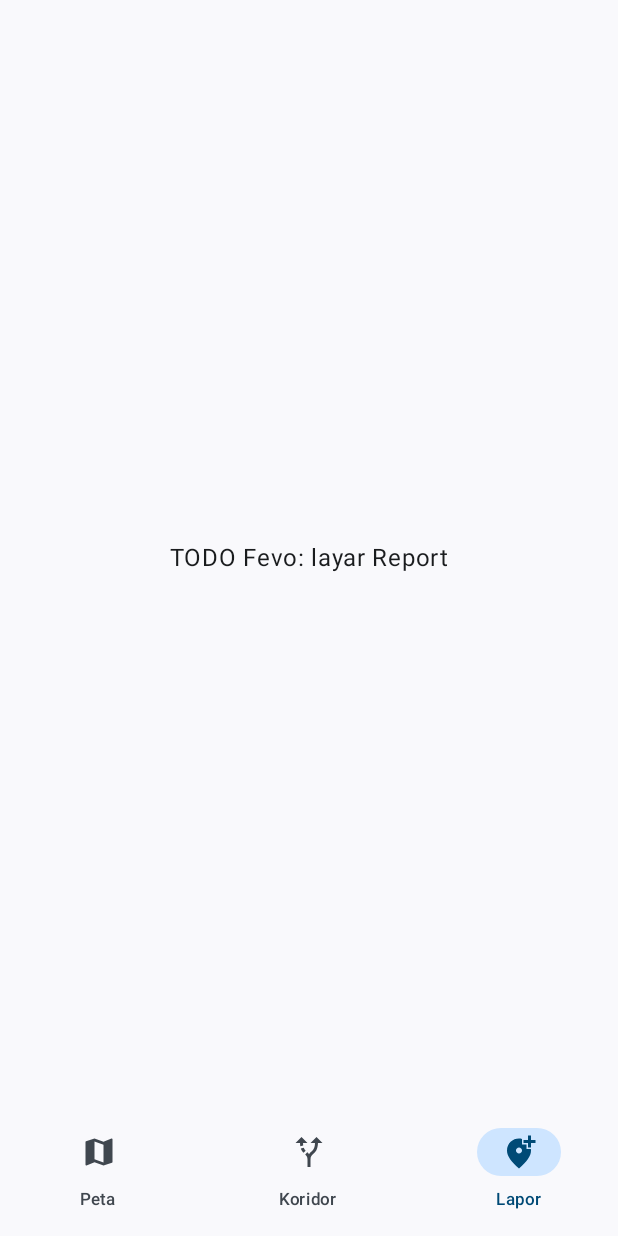
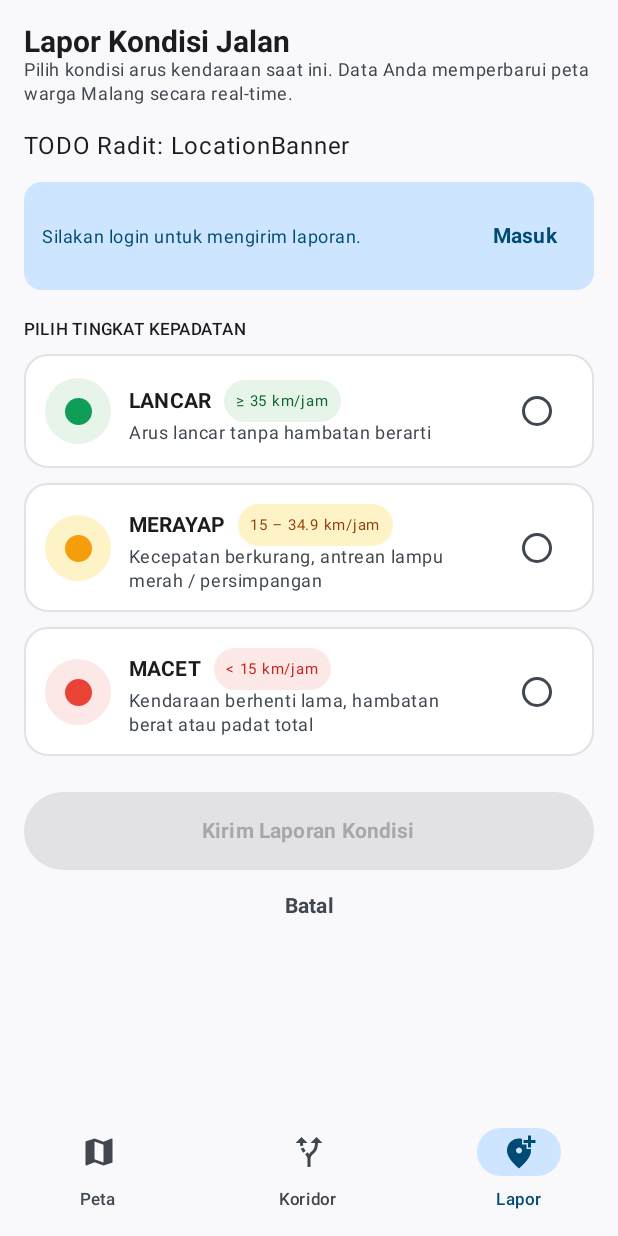
Before and after one commit to Zeezoy/GoOut_PAPB, an Android app built with Jetpack Compose: the ReportScreen screen opened through its navigation route, on a phone screen of 412 x 824 dp. Run offline under Robolectric (Android 15) with nearby library versions, the phone set to English and light mode, and no system bars; our stand-ins replace Dagger/Hilt's generated code, Firebase (no records; nobody signed in at launch, a user with empty details on screens opened directly), Room's generated code; 1 statement that could not run was skipped.

Commit message:
feat(report): layout layar Report dan pilihan 3 status
Co-Authored-By: Claude Sonnet 5.5 <noreply@anthropic.com>

Claude-Session: https://claude.ai/code/session_011yJybnbEW4wc2HdANQiEBx

```diff
--- a/app/src/main/java/com/example/goout/feature/report/ReportScreen.kt
+++ b/app/src/main/java/com/example/goout/feature/report/ReportScreen.kt
@@ -1,33 +1,132 @@
 package com.example.goout.feature.report
 
-import androidx.compose.foundation.layout.Box
+import androidx.compose.foundation.background
+import androidx.compose.foundation.layout.Column
+import androidx.compose.foundation.layout.Row
+import androidx.compose.foundation.layout.Spacer
 import androidx.compose.foundation.layout.fillMaxSize
+import androidx.compose.foundation.layout.fillMaxWidth
+import androidx.compose.foundation.layout.height
+import androidx.compose.foundation.layout.padding
+import androidx.compose.foundation.layout.size
+import androidx.compose.foundation.rememberScrollState
+import androidx.compose.foundation.shape.RoundedCornerShape
+import androidx.compose.foundation.verticalScroll
+import androidx.compose.material3.Button
+import androidx.compose.material3.ButtonDefaults
+import androidx.compose.material3.CircularProgressIndicator
+import androidx.compose.material3.MaterialTheme
 import androidx.compose.material3.Text
+import androidx.compose.material3.TextButton
 import androidx.compose.runtime.Composable
+import androidx.compose.runtime.getValue
 import androidx.compose.ui.Alignment
 import androidx.compose.ui.Modifier
+import androidx.compose.ui.unit.dp
 import androidx.hilt.navigation.compose.hiltViewModel
+import androidx.lifecycle.compose.collectAsStateWithLifecycle
+import com.example.goout.core.designsystem.GoOutColors
+import com.example.goout.domain.model.DensityStatus
+import com.example.goout.feature.location.LocationBanner
 
-/**
- * Layar "Lapor" - pelaporan kondisi lalu lintas 1-tap.
- * [OWNER: Fevo] [FUNGSI 4]
- *
- * Yang diharapkan:
- *  - Jika state.result tidak null, tampilkan ResultPanel sesuai ReportResult
- *    (Delivered, SavedOffline, InvalidLocation, LocationUnavailable, NotAuthenticated)
- *  - Jika tidak: judul, LocationBanner (milik Radit, feature/location), ajakan login
- *    bila belum login, 3 ReportOption (LANCAR, MERAYAP, MACET), tombol "Kirim Laporan Kondisi"
- *    dan "Batal".
- *  Komponen ReportOption dan ResultPanel tersedia di ReportComponents.kt.
- */
+/** Layar "Lapor" - pelaporan kondisi lalu lintas 1-tap. */
 @Composable
 fun ReportScreen(
     onBackToMap: () -> Unit,
     onLogin: () -> Unit,
     viewModel: ReportViewModel = hiltViewModel(),
 ) {
-    // TODO(Fevo)
-    Box(Modifier.fillMaxSize(), contentAlignment = Alignment.Center) {
-        Text("TODO Fevo: layar Report")
+    val state by viewModel.uiState.collectAsStateWithLifecycle()
+    val isAuthenticated by viewModel.isAuthenticated.collectAsStateWithLifecycle()
+
+    Column(
+        Modifier
+            .fillMaxSize()
+            .background(GoOutColors.Background)
+            .verticalScroll(rememberScrollState())
+            .padding(16.dp),
+    ) {
+        Text("Lapor Kondisi Jalan", style = MaterialTheme.typography.titleLarge, color = GoOutColors.TextPrimary)
+        Text(
+            "Pilih kondisi arus kendaraan saat ini. Data Anda memperbarui peta warga Malang secara real-time.",
+            style = MaterialTheme.typography.bodySmall,
+            color = GoOutColors.TextSecondary,
+        )
+        Spacer(Modifier.height(16.dp))
+
+        LocationBanner(state.location, onRetry = viewModel::refreshLocation)
+
+        if (!isAuthenticated) {
+            Spacer(Modifier.height(12.dp))
+            Row(
+                Modifier
+                    .fillMaxWidth()
+                    .background(GoOutColors.PrimaryContainer, RoundedCornerShape(12.dp))
+                    .padding(12.dp),
+                verticalAlignment = Alignment.CenterVertically,
+            ) {
+                Text(
+                    "Silakan login untuk mengirim laporan.",
+                    style = MaterialTheme.typography.bodySmall,
+                    color = GoOutColors.Primary,
+                    modifier = Modifier.weight(1f),
+                )
+                TextButton(onClick = onLogin) { Text("Masuk", color = GoOutColors.Primary) }
+            }
+        }
+
+        Spacer(Modifier.height(20.dp))
+        Text(
+            "PILIH TINGKAT KEPADATAN",
+            style = MaterialTheme.typography.labelMedium,
+            color = GoOutColors.TextPrimary,
+        )
+        Spacer(Modifier.height(10.dp))
+
+        ReportOption(
+            status = DensityStatus.LANCAR,
+            speedLabel = "≥ 35 km/jam",
+            description = "Arus lancar tanpa hambatan berarti",
+            selected = state.selected == DensityStatus.LANCAR,
+            enabled = !state.isSubmitting,
+            onClick = { viewModel.select(DensityStatus.LANCAR) },
+        )
+        Spacer(Modifier.height(10.dp))
+        ReportOption(
+            status = DensityStatus.MERAYAP,
+            speedLabel = "15 – 34.9 km/jam",
+            description = "Kecepatan berkurang, antrean lampu merah / persimpangan",
+            selected = state.selected == DensityStatus.MERAYAP,
+            enabled = !state.isSubmitting,
+            onClick = { viewModel.select(DensityStatus.MERAYAP) },
+        )
+        Spacer(Modifier.height(10.dp))
+        ReportOption(
+            status = DensityStatus.MACET,
+            speedLabel = "< 15 km/jam",
+            description = "Kendaraan berhenti lama, hambatan berat atau padat total",
+            selected = state.selected == DensityStatus.MACET,
+            enabled = !state.isSubmitting,
+            onClick = { viewModel.select(DensityStatus.MACET) },
+        )
+
+        Spacer(Modifier.height(24.dp))
+        Button(
+            onClick = viewModel::submit,
+            enabled = state.selected != null && !state.isSubmitting,
+            modifier = Modifier.fillMaxWidth().height(52.dp),
+            shape = RoundedCornerShape(999.dp),
+            colors = ButtonDefaults.buttonColors(containerColor = GoOutColors.Primary),
+        ) {
+            if (state.isSubmitting) {
+                CircularProgressIndicator(Modifier.size(20.dp), color = GoOutColors.OnPrimary, strokeWidth = 2.dp)
+                Text("  Mengirim…")
+            } else {
+                Text("Kirim Laporan Kondisi")
+            }
+        }
+        TextButton(onClick = onBackToMap, modifier = Modifier.align(Alignment.CenterHorizontally)) {
+            Text("Batal", color = GoOutColors.TextSecondary)
+        }
     }
 }
```
